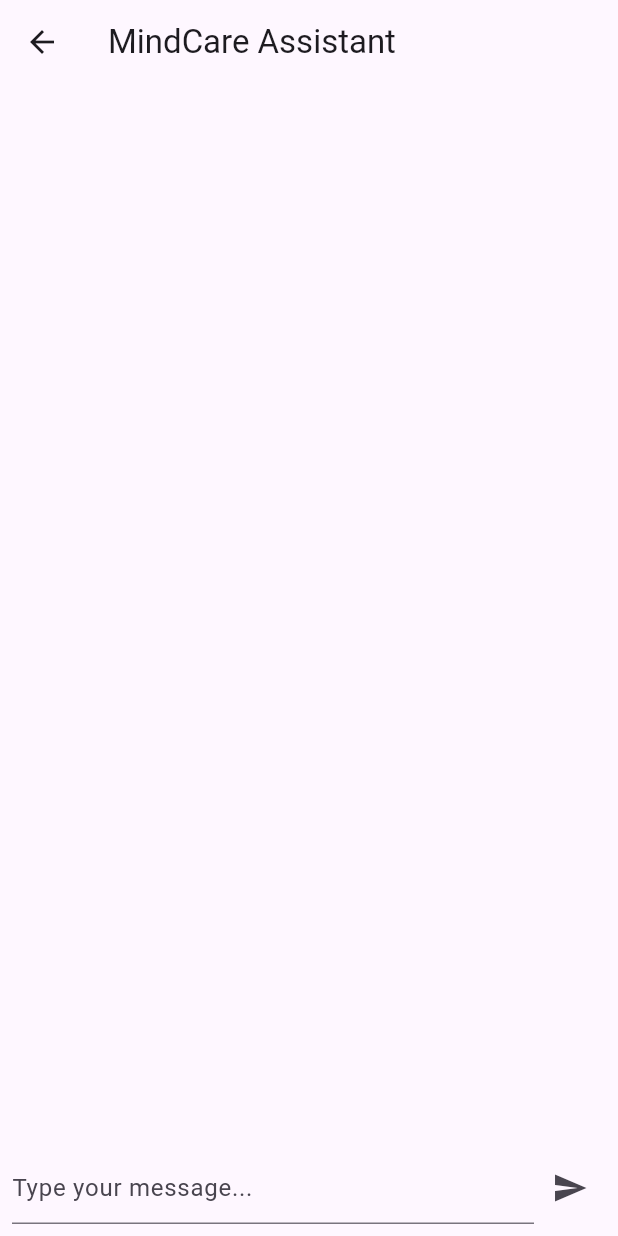
After one commit to Jiunhong712/Sympto_Quest, a Flutter app: the ChatPage screen opened directly, after a tap on the "send" icon, on a phone screen of 412 x 824 dp. The commit adds this screen. Run offline on Flutter 3.47's test engine with Material 3 defaults, Android fonts, the light colour scheme and no system bars.

Commit message:
Added chat page

```diff
--- a/lib/main.dart
+++ b/lib/main.dart
@@ -7,7 +7,7 @@ class MyApp extends StatelessWidget {
   @override
   Widget build(BuildContext context) {
     return MaterialApp(
-      title: 'Mental Health App',
+      title: 'SymptoQuest',
       theme: ThemeData(
         primarySwatch: Colors.blue,
       ),
--- /dev/null
+++ b/lib/screens/chat_page.dart
@@ -0,0 +1,89 @@
+import 'package:flutter/material.dart';
+
+class ChatPage extends StatefulWidget {
+  @override
+  _ChatPageState createState() => _ChatPageState();
+}
+
+class _ChatPageState extends State<ChatPage> {
+  final List<ChatMessage> _messages = [];
+  final _textController = TextEditingController();
+
+  @override
+  Widget build(BuildContext context) {
+    return Scaffold(
+      appBar: AppBar(title: Text('MindCare Assistant')),
+      body: Column(
+        children: [
+          Expanded(
+            child: ListView.builder(
+              padding: EdgeInsets.all(8),
+              itemCount: _messages.length,
+              itemBuilder: (context, index) => _messages[index],
+            ),
+          ),
+          Padding(
+            padding: EdgeInsets.all(8),
+            child: Row(
+              children: [
+                Expanded(
+                  child: TextField(
+                    controller: _textController,
+                    decoration:
+                        InputDecoration(hintText: 'Type your message...'),
+                  ),
+                ),
+                IconButton(
+                  icon: Icon(Icons.send),
+                  onPressed: () => _sendMessage(_textController.text),
+                ),
+              ],
+            ),
+          ),
+        ],
+      ),
+    );
+  }
+
+  void _sendMessage(String text) {
+    if (text.isEmpty) return;
+    _textController.clear();
+
+    setState(() {
+      _messages.add(ChatMessage(text: text, isUser: true));
+      // Mock bot response
+      _messages.add(ChatMessage(
+        text: 'I understand you\'re feeling $text. Let me help you with that.',
+        isUser: false,
+      ));
+    });
+  }
+}
+
+class ChatMessage extends StatelessWidget {
+  final String text;
+  final bool isUser;
+
+  ChatMessage({required this.text, required this.isUser});
+
+  @override
+  Widget build(BuildContext context) {
+    return Container(
+      margin: EdgeInsets.symmetric(vertical: 8),
+      child: Row(
+        mainAxisAlignment:
+            isUser ? MainAxisAlignment.end : MainAxisAlignment.start,
+        children: [
+          Container(
+            padding: EdgeInsets.all(12),
+            decoration: BoxDecoration(
+              color: isUser ? Colors.blue : Colors.grey[300],
+              borderRadius: BorderRadius.circular(16),
+            ),
+            child: Text(text),
+          ),
+        ],
+      ),
+    );
+  }
+}
```
